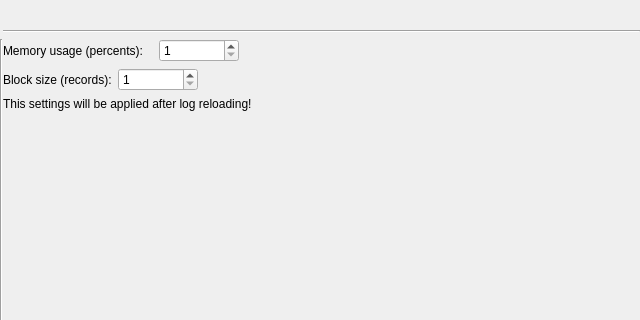
First picture: the form in ui/generalcoresettings.ui, repository snip89/wsnsim-postprocessor, before the edit; both pictures show x 0 to 640 and y 0 to 320 of the 640 by 480 pixel window.
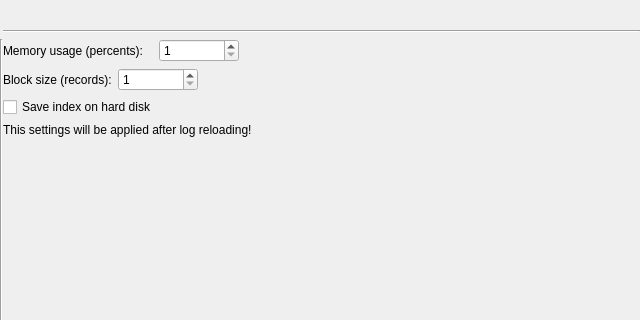
Second picture: the form after the edit.

Diff of the .ui file:
```diff
--- a/ui/generalcoresettings.ui
+++ b/ui/generalcoresettings.ui
@@ -164,18 +164,83 @@
        </item>
       </layout>
      </item>
-     <item row="12" column="1">
-      <spacer name="verticalSpacer_4">
-       <property name="orientation">
-        <enum>Qt::Vertical</enum>
-       </property>
-       <property name="sizeHint" stdset="0">
-        <size>
-         <width>20</width>
-         <height>40</height>
-        </size>
-       </property>
-      </spacer>
+     <item row="8" column="1">
+      <layout class="QGridLayout" name="gridLayout_3">
+       <item row="0" column="0">
+        <widget class="QLabel" name="warningLabel">
+         <property name="palette">
+          <palette>
+           <active>
+            <colorrole role="WindowText">
+             <brush brushstyle="SolidPattern">
+              <color alpha="255">
+               <red>0</red>
+               <green>0</green>
+               <blue>0</blue>
+              </color>
+             </brush>
+            </colorrole>
+            <colorrole role="Text">
+             <brush brushstyle="SolidPattern">
+              <color alpha="255">
+               <red>0</red>
+               <green>0</green>
+               <blue>0</blue>
+              </color>
+             </brush>
+            </colorrole>
+           </active>
+           <inactive>
+            <colorrole role="WindowText">
+             <brush brushstyle="SolidPattern">
+              <color alpha="255">
+               <red>0</red>
+               <green>0</green>
+               <blue>0</blue>
+              </color>
+             </brush>
+            </colorrole>
+            <colorrole role="Text">
+             <brush brushstyle="SolidPattern">
+              <color alpha="255">
+               <red>0</red>
+               <green>0</green>
+               <blue>0</blue>
+              </color>
+             </brush>
+            </colorrole>
+           </inactive>
+           <disabled>
+            <colorrole role="WindowText">
+             <brush brushstyle="SolidPattern">
+              <color alpha="255">
+               <red>116</red>
+               <green>116</green>
+               <blue>116</blue>
+              </color>
+             </brush>
+            </colorrole>
+            <colorrole role="Text">
+             <brush brushstyle="SolidPattern">
+              <color alpha="255">
+               <red>116</red>
+               <green>116</green>
+               <blue>116</blue>
+              </color>
+             </brush>
+            </colorrole>
+           </disabled>
+          </palette>
+         </property>
+         <property name="text">
+          <string>This settings will be applied after log reloading!</string>
+         </property>
+         <property name="wordWrap">
+          <bool>true</bool>
+         </property>
+        </widget>
+       </item>
+      </layout>
      </item>
      <item row="6" column="1">
       <layout class="QGridLayout" name="gridLayout_2">
@@ -248,83 +313,48 @@
       </layout>
      </item>
      <item row="7" column="1">
-      <layout class="QGridLayout" name="gridLayout_3">
+      <layout class="QGridLayout" name="gridLayout_10">
+       <item row="0" column="1">
+        <spacer name="horizontalSpacer_3">
+         <property name="orientation">
+          <enum>Qt::Horizontal</enum>
+         </property>
+         <property name="sizeHint" stdset="0">
+          <size>
+           <width>40</width>
+           <height>20</height>
+          </size>
+         </property>
+        </spacer>
+       </item>
        <item row="0" column="0">
-        <widget class="QLabel" name="warningLabel">
-         <property name="palette">
-          <palette>
-           <active>
-            <colorrole role="WindowText">
-             <brush brushstyle="SolidPattern">
-              <color alpha="255">
-               <red>0</red>
-               <green>0</green>
-               <blue>0</blue>
-              </color>
-             </brush>
-            </colorrole>
-            <colorrole role="Text">
-             <brush brushstyle="SolidPattern">
-              <color alpha="255">
-               <red>0</red>
-               <green>0</green>
-               <blue>0</blue>
-              </color>
-             </brush>
-            </colorrole>
-           </active>
-           <inactive>
-            <colorrole role="WindowText">
-             <brush brushstyle="SolidPattern">
-              <color alpha="255">
-               <red>0</red>
-               <green>0</green>
-               <blue>0</blue>
-              </color>
-             </brush>
-            </colorrole>
-            <colorrole role="Text">
-             <brush brushstyle="SolidPattern">
-              <color alpha="255">
-               <red>0</red>
-               <green>0</green>
-               <blue>0</blue>
-              </color>
-             </brush>
-            </colorrole>
-           </inactive>
-           <disabled>
-            <colorrole role="WindowText">
-             <brush brushstyle="SolidPattern">
-              <color alpha="255">
-               <red>116</red>
-               <green>116</green>
-               <blue>116</blue>
-              </color>
-             </brush>
-            </colorrole>
-            <colorrole role="Text">
-             <brush brushstyle="SolidPattern">
-              <color alpha="255">
-               <red>116</red>
-               <green>116</green>
-               <blue>116</blue>
-              </color>
-             </brush>
-            </colorrole>
-           </disabled>
-          </palette>
+        <widget class="QCheckBox" name="saveIndexCheckBox">
+         <property name="sizePolicy">
+          <sizepolicy hsizetype="Fixed" vsizetype="Fixed">
+           <horstretch>0</horstretch>
+           <verstretch>0</verstretch>
+          </sizepolicy>
          </property>
          <property name="text">
-          <string>This settings will be applied after log reloading!</string>
-         </property>
-         <property name="wordWrap">
-          <bool>true</bool>
+          <string>Save index on hard disk</string>
          </property>
         </widget>
        </item>
       </layout>
      </item>
+     <item row="9" column="1">
+      <spacer name="verticalSpacer">
+       <property name="orientation">
+        <enum>Qt::Vertical</enum>
+       </property>
+       <property name="sizeHint" stdset="0">
+        <size>
+         <width>20</width>
+         <height>40</height>
+        </size>
+       </property>
+      </spacer>
+     </item>
     </layout>
    </item>
    <item row="2" column="0">
```
